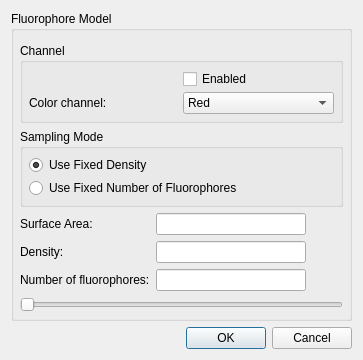
First picture: the form in apps/MicroscopeSimulator/FluorophoreModelDialog.ui, repository CISMM/MicroscopeSimulator2, before the edit.
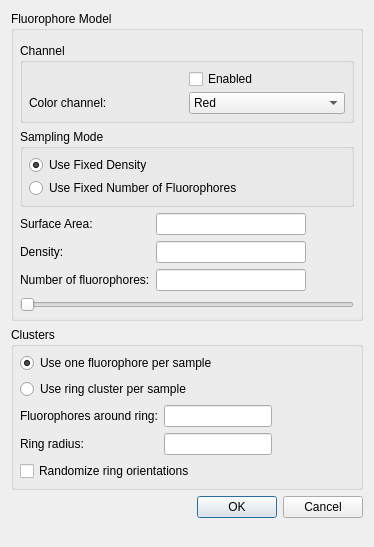
Second picture: the form after the edit.

Commit message: Added widgets for setting clusters of fluorophores at sample locations.

```diff
--- a/apps/MicroscopeSimulator/FluorophoreModelDialog.ui
+++ b/apps/MicroscopeSimulator/FluorophoreModelDialog.ui
@@ -6,8 +6,8 @@
    <rect>
     <x>0</x>
     <y>0</y>
-    <width>363</width>
-    <height>359</height>
+    <width>374</width>
+    <height>547</height>
    </rect>
   </property>
   <property name="windowTitle">
@@ -193,6 +193,68 @@
      </layout>
     </widget>
    </item>
+   <item>
+    <widget class="QGroupBox" name="gui_ClustersGroupBox">
+     <property name="title">
+      <string>Clusters</string>
+     </property>
+     <property name="checkable">
+      <bool>false</bool>
+     </property>
+     <layout class="QFormLayout" name="formLayout_2">
+      <property name="fieldGrowthPolicy">
+       <enum>QFormLayout::FieldsStayAtSizeHint</enum>
+      </property>
+      <property name="margin">
+       <number>6</number>
+      </property>
+      <item row="0" column="0" colspan="2">
+       <widget class="QRadioButton" name="gui_UseSingleFluorophorePerSampleRadioButton">
+        <property name="text">
+         <string>Use one fluorophore per sample</string>
+        </property>
+        <property name="checked">
+         <bool>true</bool>
+        </property>
+       </widget>
+      </item>
+      <item row="1" column="0" colspan="2">
+       <widget class="QRadioButton" name="gui_UseRingClusterRadioButton">
+        <property name="text">
+         <string>Use ring cluster per sample</string>
+        </property>
+       </widget>
+      </item>
+      <item row="2" column="0">
+       <widget class="QLabel" name="gui_FluorophoresAroundRingLabel">
+        <property name="text">
+         <string>Fluorophores around ring:</string>
+        </property>
+       </widget>
+      </item>
+      <item row="2" column="1">
+       <widget class="QLineEdit" name="gui_FluorophoresAroundRingEdit"/>
+      </item>
+      <item row="3" column="0">
+       <widget class="QLabel" name="gui_RingRadiusLabel">
+        <property name="text">
+         <string>Ring radius:</string>
+        </property>
+       </widget>
+      </item>
+      <item row="3" column="1">
+       <widget class="QLineEdit" name="gui_RingRadiusEdit"/>
+      </item>
+      <item row="4" column="0" colspan="2">
+       <widget class="QCheckBox" name="gui_RandomizeRingOrientationsCheckBox">
+        <property name="text">
+         <string>Randomize ring orientations</string>
+        </property>
+       </widget>
+      </item>
+     </layout>
+    </widget>
+   </item>
    <item>
     <widget class="QDialogButtonBox" name="buttonBox">
      <property name="orientation">
```
Left out of the diff: 24 changed lines with no effect on the pictures.
